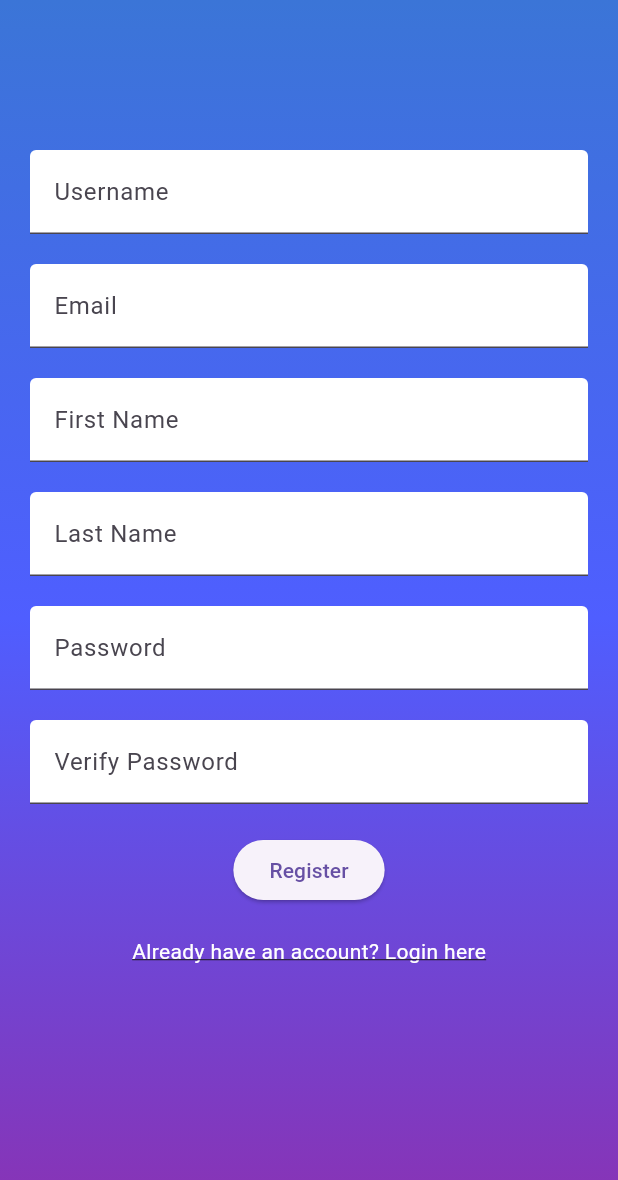
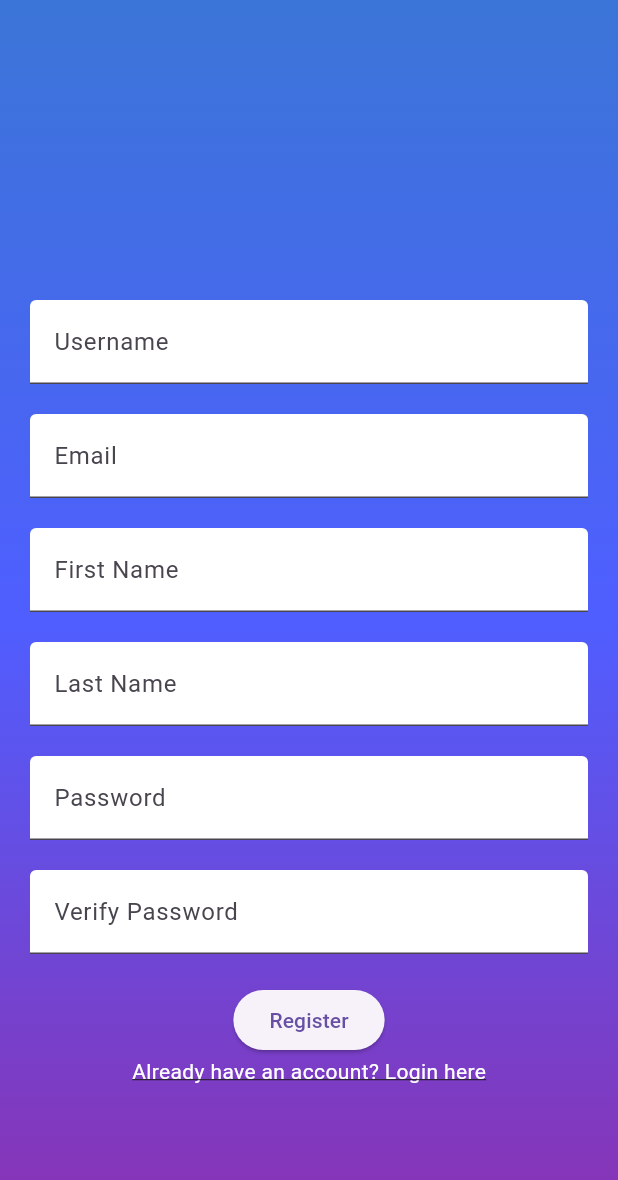
Before and after one commit to JPSSA/move.id, a Flutter app: the SignUpScreen screen opened directly, on a phone screen of 412 x 824 dp. Shown: the top 1180 px of the screen. Run offline on Flutter 3.47's test engine with Material 3 defaults, Android fonts, the phone set to English and light mode, and no system bars.

Commit message:
Update singin

```diff
--- a/flutter_app/lib/screens/signup_screen.dart
+++ b/flutter_app/lib/screens/signup_screen.dart
@@ -36,7 +36,7 @@ class _SignUpScreenState extends State<SignUpScreen> {
         ),
         child: SingleChildScrollView(
           child: Padding(
-            padding: const EdgeInsets.symmetric(horizontal: 20, vertical: 100), // Adjust vertical padding here
+         padding: EdgeInsetsDirectional.symmetric(horizontal: 20,vertical: 200),
             child: Column(
               mainAxisAlignment: MainAxisAlignment.end, // Align the column content to the bottom
               children: [
@@ -75,7 +75,6 @@ class _SignUpScreenState extends State<SignUpScreen> {
                   },
                   child: const Text('Register'),
                 ),
-                const SizedBox(height: 20),
                 GestureDetector(
                   onTap: () {
                     Navigator.push(
```
